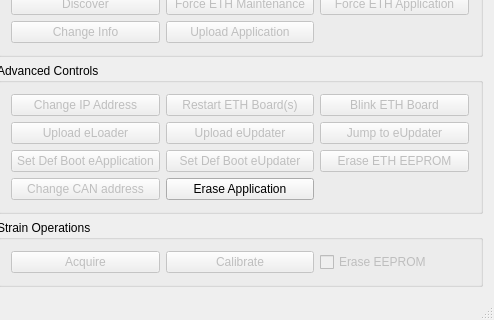
Qt form src/tools/FirmwareUpdater/mainwindow.ui (robotology/icub-main) before a commit; both pictures show x 506 to 1000 and y 310 to 630 of the 1000 by 630 pixel window.
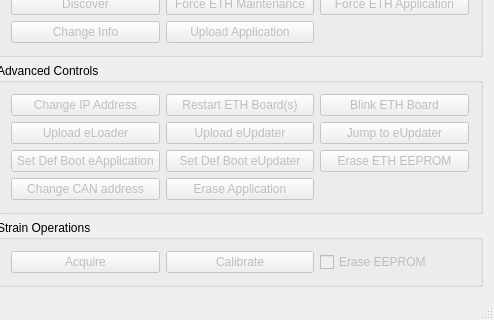
The same form after that commit.

Commit message: Disable the `Erase Application` button by default

Diff of the .ui file:
```diff
--- a/src/tools/FirmwareUpdater/mainwindow.ui
+++ b/src/tools/FirmwareUpdater/mainwindow.ui
@@ -267,7 +267,7 @@
          </item>
          <item row="7" column="1">
           <widget class="QPushButton" name="btnEraseApplication">
-           <property name="disabled">
+           <property name="enabled">
             <bool>false</bool>
            </property>
            <property name="toolTip">
```
